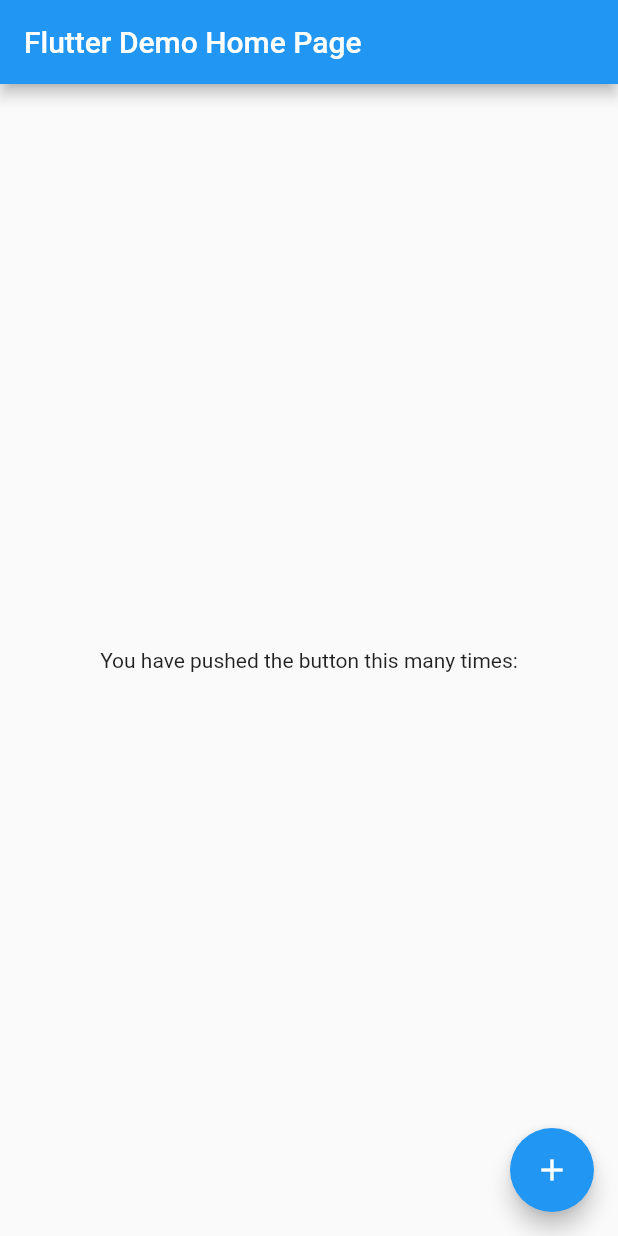
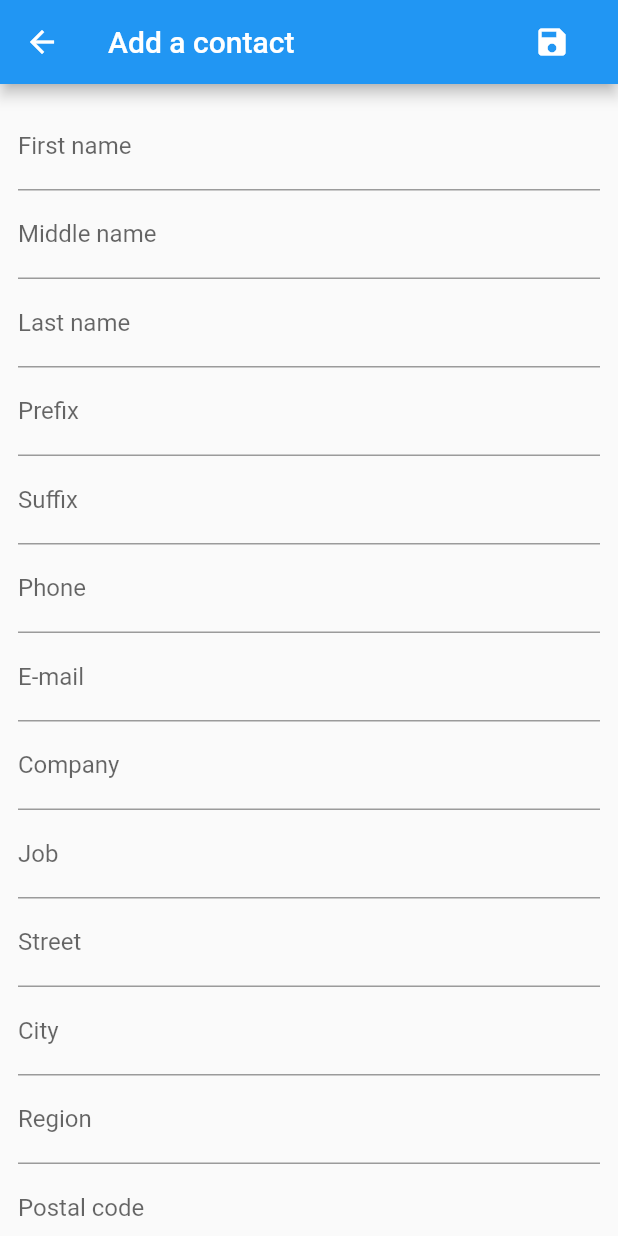
Before and after one commit to Shubham1630/contactListApp, a Flutter app: the screen it shows after launch, after a tap on the "add" icon, on a phone screen of 412 x 824 dp. Run offline on Flutter 3.47's test engine with Material 2 defaults, Android fonts, the phone set to English and light mode, and no system bars; our stand-ins replace contacts_service, permission_handler, shared_preferences.

Commit message:
create,add,delete,showinList

```diff
--- /dev/null
+++ b/lib/addContactPage.dart
@@ -0,0 +1,105 @@
+import 'package:contacts_service/contacts_service.dart';
+import 'package:flutter/cupertino.dart';
+import 'package:flutter/material.dart';
+
+class AddContactPage extends StatefulWidget
+{
+  @override
+  State<StatefulWidget> createState() => _AddContactPageState();
+}
+
+class _AddContactPageState extends State<AddContactPage> {
+  Contact contact = Contact();
+  PostalAddress address = PostalAddress(label: "Home");
+  final GlobalKey<FormState> _formKey = GlobalKey<FormState>();
+
+  @override
+  Widget build(BuildContext context) {
+    return Scaffold(
+      appBar: AppBar(
+        title: Text("Add a contact"),
+        actions: <Widget>[
+          FlatButton(
+            onPressed: () {
+              _formKey.currentState.save();
+              contact.postalAddresses = [address];
+              ContactsService.addContact(contact);
+              Navigator.of(context).pop();
+            },
+            child: Icon(Icons.save, color: Colors.white),
+          )
+        ],
+      ),
+      body: Container(
+        padding: EdgeInsets.all(12.0),
+        child: Form(
+          key: _formKey,
+          child: ListView(
+            children: <Widget>[
+              TextFormField(
+                decoration: const InputDecoration(labelText: 'First name'),
+                onSaved: (v) => contact.givenName = v,
+              ),
+              TextFormField(
+                decoration: const InputDecoration(labelText: 'Middle name'),
+                onSaved: (v) => contact.middleName = v,
+              ),
+              TextFormField(
+                decoration: const InputDecoration(labelText: 'Last name'),
+                onSaved: (v) => contact.familyName = v,
+              ),
+              TextFormField(
+                decoration: const InputDecoration(labelText: 'Prefix'),
+                onSaved: (v) => contact.prefix = v,
+              ),
+              TextFormField(
+                decoration: const InputDecoration(labelText: 'Suffix'),
+                onSaved: (v) => contact.suffix = v,
+              ),
+              TextFormField(
+                decoration: const InputDecoration(labelText: 'Phone'),
+                onSaved: (v) =>
+                contact.phones = [Item(label: "mobile", value: v)],
+                keyboardType: TextInputType.phone,
+              ),
+              TextFormField(
+                decoration: const InputDecoration(labelText: 'E-mail'),
+                onSaved: (v) =>
+                contact.emails = [Item(label: "work", value: v)],
+                keyboardType: TextInputType.emailAddress,
+              ),
+              TextFormField(
+                decoration: const InputDecoration(labelText: 'Company'),
+                onSaved: (v) => contact.company = v,
+              ),
+              TextFormField(
+                decoration: const InputDecoration(labelText: 'Job'),
+                onSaved: (v) => contact.jobTitle = v,
+              ),
+              TextFormField(
+                decoration: const InputDecoration(labelText: 'Street'),
+                onSaved: (v) => address.street = v,
+              ),
+              TextFormField(
+                decoration: const InputDecoration(labelText: 'City'),
+                onSaved: (v) => address.city = v,
+              ),
+              TextFormField(
+                decoration: const InputDecoration(labelText: 'Region'),
+                onSaved: (v) => address.region = v,
+              ),
+              TextFormField(
+                decoration: const InputDecoration(labelText: 'Postal code'),
+                onSaved: (v) => address.postcode = v,
+              ),
+              TextFormField(
+                decoration: const InputDecoration(labelText: 'Country'),
+                onSaved: (v) => address.country = v,
+              ),
+            ],
+          ),
+        ),
+      ),
+    );
+  }
+}
--- a/lib/main.dart
+++ b/lib/main.dart
@@ -1,12 +1,19 @@
 
 
+import 'package:contacts_service/contacts_service.dart';
 import 'package:flutter/material.dart';
+import 'package:flutter_contact_list_app/Modal/contacts.dart';
+import 'package:flutter_contact_list_app/storage_helper.dart';
 import 'package:permission_handler/permission_handler.dart';
+
+import 'addContactPage.dart';
+
+
 
 void main() {
   runApp(MyApp());
 }
-
+const iOSLocalizedLabels = false;
 class MyApp extends StatelessWidget {
 
 
@@ -35,6 +42,8 @@ class MyHomePage extends StatefulWidget {
 }
 
 class _MyHomePageState extends State<MyHomePage> {
+  List<Contact> _contacts;
+  List<ContactSaved> fromDatabase = [];
 
   @override
   void initState() {
@@ -44,9 +53,7 @@ class _MyHomePageState extends State<MyHomePage> {
   Future<void> _askPermissions() async {
     PermissionStatus permissionStatus = await _getContactPermission();
     if (permissionStatus == PermissionStatus.granted) {
-      // if (routeName != null) {
-      //   // Navigator.of(context).pushNamed(routeName);
-      // }
+    refreshContacts();
     } else {
       _handleInvalidPermissions(permissionStatus);
     }
@@ -74,7 +81,33 @@ class _MyHomePageState extends State<MyHomePage> {
     }
   }
 
+  Future<void> refreshContacts() async {
+    // Load without thumbnails initially.
+    var contacts = (await ContactsService.getContacts(
+        withThumbnails: false, iOSLocalizedLabels: iOSLocalizedLabels))
+        .toList();
 
+    setState(() {
+      _contacts = contacts;
+    });
+    List<ContactSaved> savedContact = [];
+    // Lazy load thumbnails after rendering initial contacts.
+    for (final contact in contacts) {
+      if(contact.displayName != null) {
+        ContactSaved contactSaved = new ContactSaved(contact.displayName);
+        savedContact.add(contactSaved);
+
+      saveContactInPreference(savedContact);}
+      ContactsService.getAvatar(contact).then((avatar) async {
+        if (avatar == null) return; // Don't redraw if no change.
+         // getContactFromDataBase();
+        setState(() => contact.avatar = avatar);
+
+      });
+getContactFromDataBase();
+    }
+
+  }
   @override
   Widget build(BuildContext context) {
 
@@ -83,27 +116,63 @@ class _MyHomePageState extends State<MyHomePage> {
 
         title: Text(widget.title),
       ),
-      body: Center(
+      body: SafeArea(
+        child: _contacts != null
+            ? ListView.builder(
+          itemCount: _contacts?.length ?? 0,
+          itemBuilder: (BuildContext context, int index) {
+            Contact c = _contacts?.elementAt(index);
+            return Dismissible(
 
-        child: Column(
+              key: ObjectKey(_contacts[index]),
+       onDismissed: (direction){
+        deleteContact(index);
+             _contacts.removeAt(index);
+           setState(() {
 
-          mainAxisAlignment: MainAxisAlignment.center,
-          children: <Widget>[
-            Text(
-              'You have pushed the button this many times:',
-            ),
+                });
+},
+              child: ListTile(
 
-          ],
+                leading: (c.avatar != null && c.avatar.length > 0)
+                    ? CircleAvatar(backgroundImage: MemoryImage(c.avatar))
+                    : CircleAvatar(child: Text(c.initials())),
+                title: Text(c.displayName ?? ""),
+              ),
+            );
+          },
+        )
+            : Center(
+          child: CircularProgressIndicator(),
         ),
       ),
       floatingActionButton: FloatingActionButton(
-        onPressed: (){},
+        onPressed: (){
+          Navigator.push(
+              context,
+              MaterialPageRoute(builder: (context) => AddContactPage())
+          ).then((value) => refreshContacts());
+        },
         tooltip: 'Increment',
         child: Icon(Icons.add),
       ), // This trailing comma makes auto-formatting nicer for build methods.
     );
   }
 
+  Future<void> deleteContact(int index) async {
+    await ContactsService.deleteContact(_contacts[index]);
+
+  }
+
+  void saveContactInPreference(List<ContactSaved> contactSaved) {
+    StorageHelper.save(StorageHelper.KEY, contactSaved);
+  }
+
+  Future<void> getContactFromDataBase() async {
+    fromDatabase = await StorageHelper.read(StorageHelper.KEY);
+    print(fromDatabase.length);
+  }
+
 
 
 
```
Also changed, not shown: lib/Modal/contacts.dart (+25 -0 lines), lib/storage_helper.dart (+42 -41 lines).
